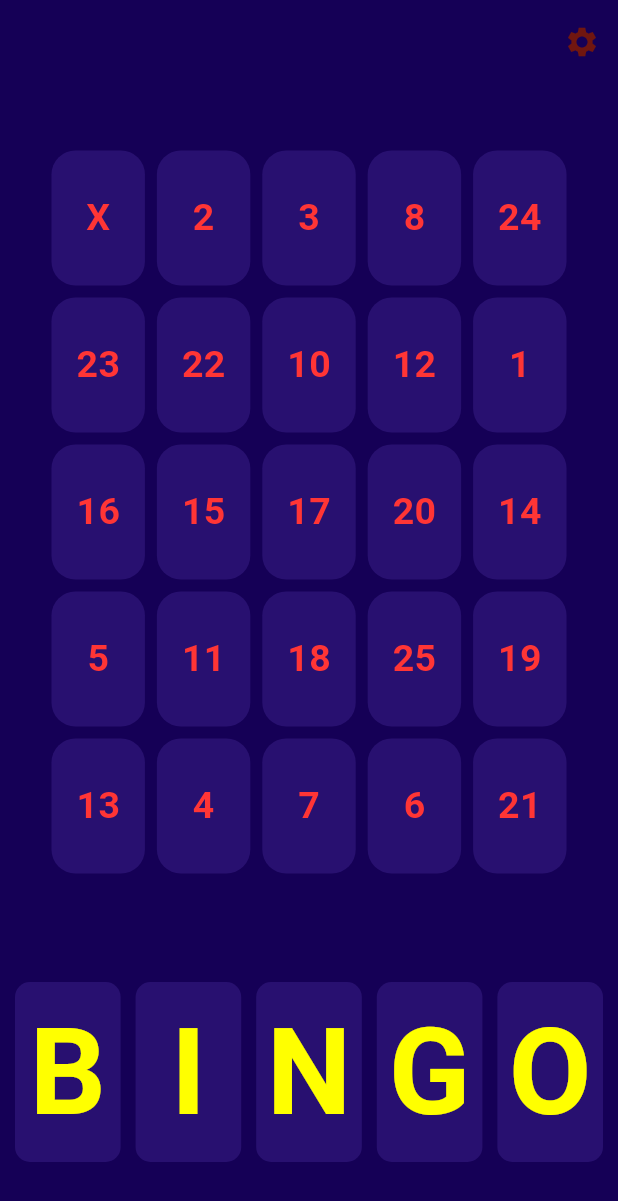
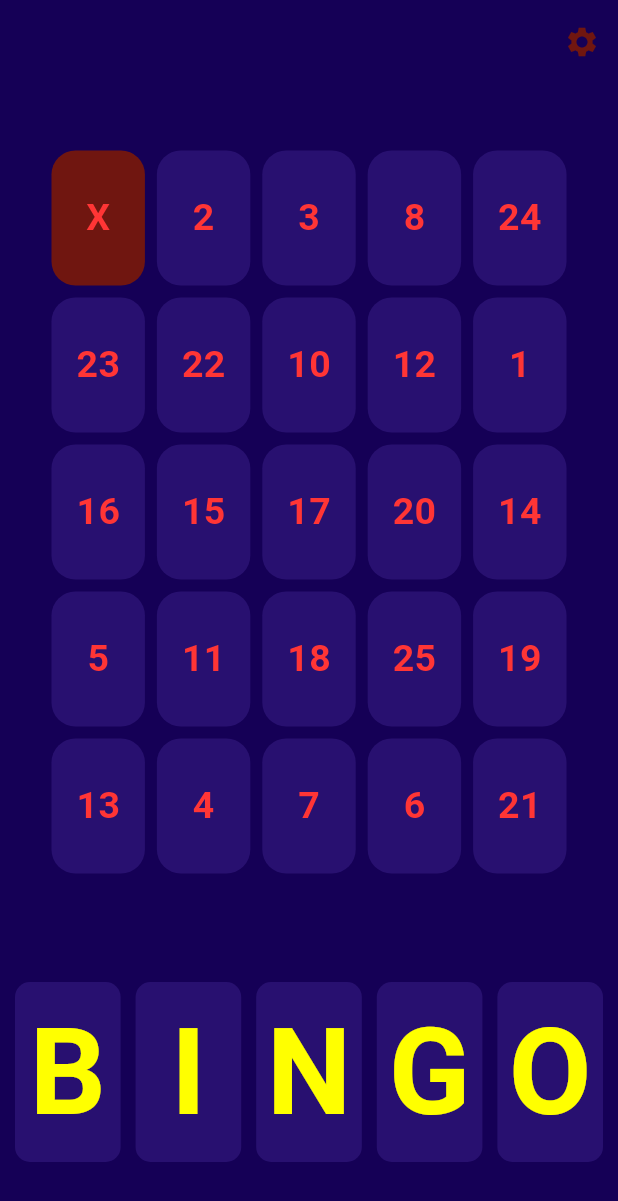
Before and after one commit to H4R1-4926/bingo, a Flutter app: the GamePage screen opened directly, after a tap on an icon or button, on a phone screen of 412 x 824 dp. Shown: the top 1201 px of the screen. Run offline on Flutter 3.47's test engine with Material 3 defaults, Android fonts, the phone set to English and light mode, and no system bars; our stand-ins replace bloc, flutter_bloc, freezed_annotation, lottie.

Commit message:
bingo update

```diff
--- a/lib/Application/GameBlocs/game_bloc.dart
+++ b/lib/Application/GameBlocs/game_bloc.dart
@@ -39,45 +39,58 @@ class GameBloc extends Bloc<GameEvent, GameState> {
     on<_Started>((event, emit) {
       numbers.shuffle(Random());
       emit(GameState(
-          numbers: numbers,
-          isClicked: state.isClicked,
-          wiinningCombs: state.wiinningCombs));
+        numbers: numbers,
+        isClicked: state.isClicked,
+        bingoLetters: state.bingoLetters,
+      ));
     });
     on<Mark>((event, emit) {
       final marked = List<bool>.from(state.isClicked);
-      marked[event.index] = true;
-      final winningCombs = _checkForWinningCombination(marked);
+      marked[event.index] = !marked[event.index];
+      final bingoLetters = _updateBingoLetters(marked);
+
       emit(GameState(
-          numbers: state.numbers,
-          isClicked: marked,
-          wiinningCombs: winningCombs));
+        numbers: state.numbers,
+        isClicked: marked,
+        bingoLetters: bingoLetters,
+      ));
     });
   }
-  List<int> _checkForWinningCombination(List<bool> marked) {
-    const List<List<int>> winningCombinations = [
-      // Rows
-      [0, 1, 2, 3, 4],
-      [5, 6, 7, 8, 9],
-      [10, 11, 12, 13, 14],
-      [15, 16, 17, 18, 19],
-      [20, 21, 22, 23, 24],
+  List<bool> _updateBingoLetters(List<bool> isClicked) {
+    final bingoLetters = List<bool>.filled(5, false);
+
+    final winningCombinations = [
+      [1, 2, 3, 4, 5],
+      [6, 7, 8, 9, 10],
+      [11, 12, 13, 14, 15],
+      [16, 17, 18, 19, 20],
+      [21, 22, 23, 24, 25],
+
       // Columns
-      [0, 5, 10, 15, 20],
       [1, 6, 11, 16, 21],
       [2, 7, 12, 17, 22],
       [3, 8, 13, 18, 23],
       [4, 9, 14, 19, 24],
+      [5, 10, 15, 20, 25],
+
       // Diagonals
-      [0, 6, 12, 18, 24],
-      [4, 8, 12, 16, 20],
+      [1, 7, 13, 19, 25],
+      [5, 9, 13, 17, 21],
     ];
 
-    for (var combination in winningCombinations) {
-      if (combination.every((index) => marked[index])) {
-        return combination;
+    List<bool> convertedClicked =
+        List.generate(25, (index) => isClicked[index]);
+
+    void checkWinningCombination(List<int> combination, int index) {
+      if (combination.every((i) => convertedClicked[i - 1])) {
+        bingoLetters[index] = true;
       }
     }
 
-    return [];
+    for (int i = 0; i < winningCombinations.length; i++) {
+      checkWinningCombination(winningCombinations[i], i);
+    }
+
+    return bingoLetters;
   }
 }
--- a/lib/Application/GameBlocs/game_state.dart
+++ b/lib/Application/GameBlocs/game_state.dart
@@ -5,9 +5,11 @@ class GameState with _$GameState {
   const factory GameState(
       {required List<String> numbers,
       required List<bool> isClicked,
-      required List<int> wiinningCombs}) = _GameState;
+      required List<bool> bingoLetters}) = _GameState;
   factory GameState.initial() {
     return GameState(
-        numbers: [], isClicked: List.filled(25, false), wiinningCombs: []);
+        numbers: [],
+        isClicked: List.filled(25, false),
+        bingoLetters: List.filled(5, false));
   }
 }
--- a/lib/Presentation/GamePage/gamepage.dart
+++ b/lib/Presentation/GamePage/gamepage.dart
@@ -35,7 +35,11 @@ class GamePage extends StatelessWidget {
               automaticallyImplyLeading: false,
             ),
             backgroundColor: kthemecolor,
-            body: Column(
+            body: BlocBuilder<GameBloc, GameState>(
+              builder: (context, state) {
+                final numbers = state.numbers;
+                final bingo = state.bingoLetters;
+                return Column(
                   mainAxisAlignment: MainAxisAlignment.center,
                   children: [
                     Center(
@@ -54,131 +58,51 @@ class GamePage extends StatelessWidget {
                         itemBuilder: (context, index) {
                           return GestureDetector(
                             onTap: () {
-                                context
-                                    .read<GameBloc>()
-                                    .add(Mark(index: index));
+                              context.read<GameBloc>().add(Mark(index: index));
                             },
                             child: Container(
                                 decoration: BoxDecoration(
-                                    color: klighttheme,
+                                    color: state.isClicked[index]
+                                        ? kred
+                                        : klighttheme,
                                     borderRadius: BorderRadius.circular(16)),
-                                child: BlocBuilder<GameBloc, GameState>(
-                                  builder: (context, state) {
-                                    final numbers = state.numbers;
-
-                                    return Center(
+                                child: Center(
                                   child: Text(
                                     state.isClicked[index]
                                         ? 'X'
                                         : numbers[index],
                                     style: const TextStyle(
-                                            color: Color.fromARGB(
-                                                255, 255, 53, 53),
+                                        color: Color.fromARGB(255, 255, 53, 53),
                                         fontSize: 25,
                                         fontWeight: FontWeight.bold),
                                   ),
+                                )),
                           );
                         },
                       ),
-                              ),
-                            );
-                          },
-                        ))),
+                    )),
                     Padding(
                       padding: const EdgeInsets.symmetric(horizontal: 5.0),
                       child: Row(
                         children: [
+                          for (int i = 0; i < 5; i++)
                             Flexible(
                               child: Container(
                                 margin: const EdgeInsets.all(5),
                                 decoration: BoxDecoration(
-                              color: klighttheme,
+                                    color:
+                                        bingo[i] ? Colors.green : klighttheme,
                                     borderRadius: BorderRadius.circular(10)),
                                 height: 120,
                                 width: 100,
-                          child: const Center(
+                                child: Center(
                                   child: Text(
-                              'B',
-                              style: TextStyle(
+                                    'BINGO'[i],
+                                    style: const TextStyle(
                                         fontWeight: FontWeight.bold,
                                         fontSize: 80,
-                                  color: Color.fromARGB(255, 255, 255, 0)),
-                            ),
-                          ),
-                        ),
-                      ),
-                      Flexible(
-                        child: Container(
-                          margin: const EdgeInsets.all(5),
-                          decoration: BoxDecoration(
-                              color: klighttheme,
-                              borderRadius: BorderRadius.circular(10)),
-                          height: 120,
-                          width: 100,
-                          child: const Center(
-                            child: Text(
-                              'I',
-                              style: TextStyle(
-                                  fontWeight: FontWeight.bold,
-                                  fontSize: 80,
-                                  color: Color.fromARGB(255, 255, 255, 0)),
-                            ),
-                          ),
-                        ),
-                      ),
-                      Flexible(
-                        child: Container(
-                          margin: const EdgeInsets.all(5),
-                          decoration: BoxDecoration(
-                              color: klighttheme,
-                              borderRadius: BorderRadius.circular(10)),
-                          height: 120,
-                          width: 100,
-                          child: const Center(
-                            child: Text(
-                              'N',
-                              style: TextStyle(
-                                  fontWeight: FontWeight.bold,
-                                  fontSize: 80,
-                                  color: Color.fromARGB(255, 255, 255, 0)),
-                            ),
-                          ),
-                        ),
-                      ),
-                      Flexible(
-                        child: Container(
-                          margin: const EdgeInsets.all(5),
-                          decoration: BoxDecoration(
-                              color: klighttheme,
-                              borderRadius: BorderRadius.circular(10)),
-                          height: 120,
-                          width: 100,
-                          child: const Center(
-                            child: Text(
-                              'G',
-                              style: TextStyle(
-                                  fontWeight: FontWeight.bold,
-                                  fontSize: 80,
-                                  color: Color.fromARGB(255, 255, 255, 0)),
-                            ),
-                          ),
-                        ),
-                      ),
-                      Flexible(
-                        child: Container(
-                          margin: const EdgeInsets.all(5),
-                          decoration: BoxDecoration(
-                              color: klighttheme,
-                              borderRadius: BorderRadius.circular(10)),
-                          height: 120,
-                          width: 100,
-                          child: const Center(
-                            child: Text(
-                              'O',
-                              style: TextStyle(
-                                  fontWeight: FontWeight.bold,
-                                  fontSize: 80,
-                                  color: Color.fromARGB(255, 255, 255, 0)),
+                                        color:
+                                            Color.fromARGB(255, 255, 255, 0)),
                                   ),
                                 ),
                               ),
@@ -187,6 +111,8 @@ class GamePage extends StatelessWidget {
                       ),
                     )
                   ],
+                );
+              },
             ));
       },
     );
```
Also changed, not shown: lib/Application/GameBlocs/game_bloc.freezed.dart. Lines whose indentation alone changed are shown as unchanged.
